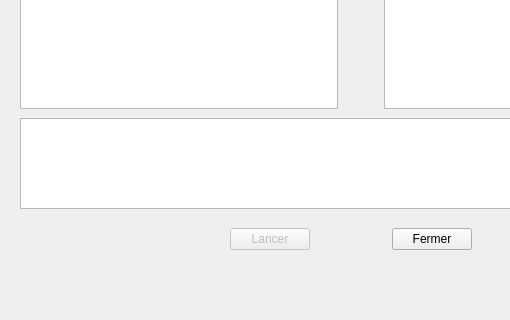
Above: clustershell_IHM/etatnoeud_IHM.ui from gdubroeucq/Clustershell_G-G before the change; both pictures show x 0 to 510 and y 282 to 602 of the 736 by 602 pixel window. Below: the same form after it.
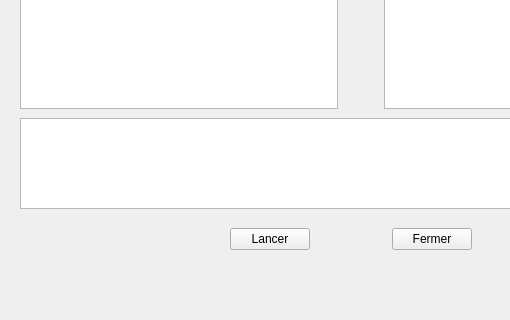
That is the form after the change.

The edit to the form file:
```diff
--- a/clustershell_IHM/etatnoeud_IHM.ui
+++ b/clustershell_IHM/etatnoeud_IHM.ui
@@ -123,7 +123,7 @@
     <item>
      <widget class="QPushButton" name="pushButton">
       <property name="enabled">
-       <bool>false</bool>
+       <bool>true</bool>
       </property>
       <property name="text">
        <string>Lancer</string>
```
